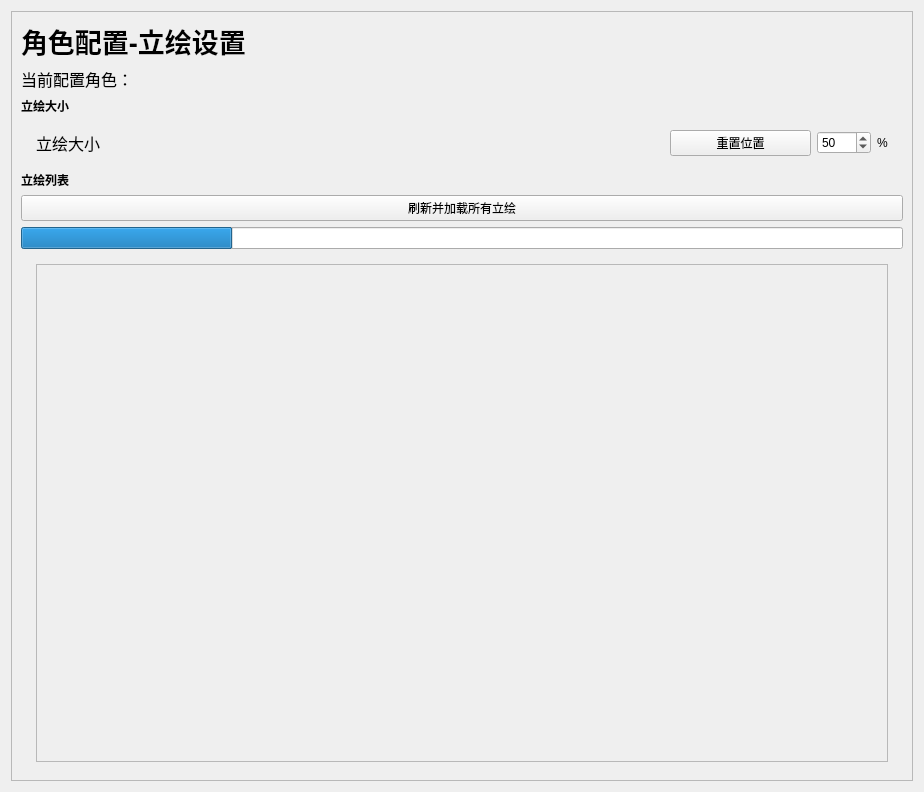
The window that mianwindow_uichild/setting_actor_tachie.ui (Zao-chen/ZcChat) describes before a commit, drawn with Qt 5.
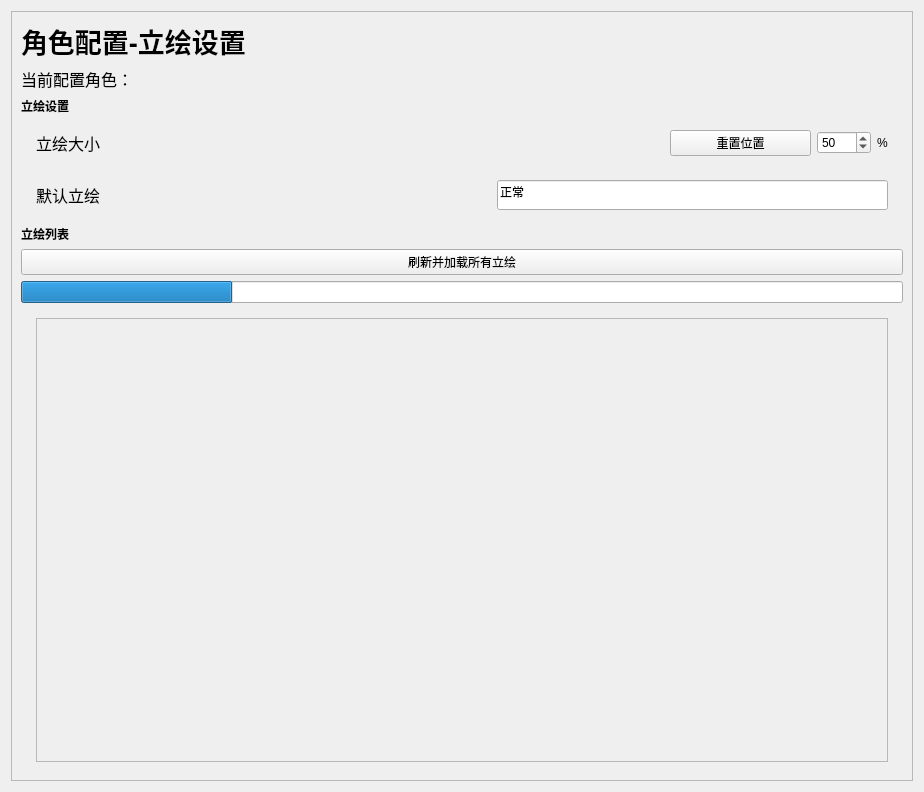
The same window after the commit. Custom widgets are drawn as their Qt base class.

Commit message: [feat] add default avatar change close #72

Diff of the .ui file:
```diff
--- a/mianwindow_uichild/setting_actor_tachie.ui
+++ b/mianwindow_uichild/setting_actor_tachie.ui
@@ -28,7 +28,7 @@
         <height>772</height>
        </rect>
       </property>
-      <layout class="QVBoxLayout" name="verticalLayout_3" stretch="0,0,0,0,0,0,0,100">
+      <layout class="QVBoxLayout" name="verticalLayout_3">
        <item>
         <widget class="ElaText" name="label">
          <property name="font">
@@ -62,7 +62,7 @@
           </font>
          </property>
          <property name="text">
-          <string>立绘大小</string>
+          <string>立绘设置</string>
          </property>
         </widget>
        </item>
@@ -127,6 +127,56 @@
          </layout>
         </widget>
        </item>
+       <item>
+        <widget class="ElaScrollPageArea" name="widget_5" native="true">
+         <layout class="QHBoxLayout" name="horizontalLayout_19" stretch="0,0,0">
+          <property name="leftMargin">
+           <number>15</number>
+          </property>
+          <property name="rightMargin">
+           <number>15</number>
+          </property>
+          <item>
+           <widget class="ElaText" name="label_23">
+            <property name="font">
+             <font>
+              <pointsize>12</pointsize>
+             </font>
+            </property>
+            <property name="text">
+             <string>默认立绘</string>
+            </property>
+           </widget>
+          </item>
+          <item>
+           <spacer name="horizontalSpacer_5">
+            <property name="orientation">
+             <enum>Qt::Orientation::Horizontal</enum>
+            </property>
+            <property name="sizeHint" stdset="0">
+             <size>
+              <width>40</width>
+              <height>20</height>
+             </size>
+            </property>
+           </spacer>
+          </item>
+          <item>
+           <widget class="ElaLineEdit" name="lineEdit_Default">
+            <property name="minimumSize">
+             <size>
+              <width>0</width>
+              <height>30</height>
+             </size>
+            </property>
+            <property name="text">
+             <string>正常</string>
+            </property>
+           </widget>
+          </item>
+         </layout>
+        </widget>
+       </item>
        <item>
         <widget class="ElaText" name="label_51">
          <property name="font">
@@ -179,7 +229,7 @@
                <x>0</x>
                <y>0</y>
                <width>854</width>
-               <height>521</height>
+               <height>467</height>
               </rect>
              </property>
              <layout class="QVBoxLayout" name="verticalLayout"/>
@@ -212,6 +262,11 @@
    <header location="global">elascrollpagearea.h</header>
    <container>1</container>
   </customwidget>
+  <customwidget>
+   <class>ElaLineEdit</class>
+   <extends>QLineEdit</extends>
+   <header location="global">elalineedit.h</header>
+  </customwidget>
   <customwidget>
    <class>ElaSpinBox</class>
    <extends>QSpinBox</extends>
```
The commit also changes 6 other files.
